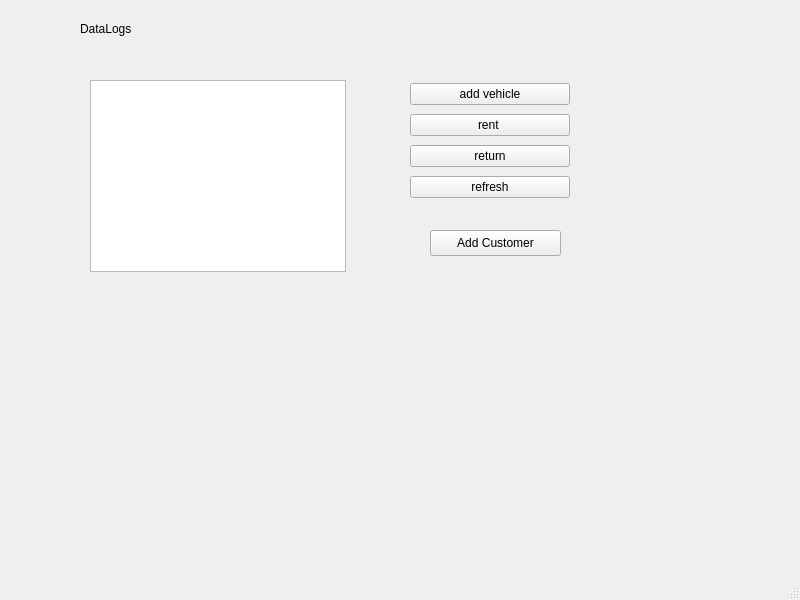
Before: the Qt Designer form mainwindow.ui in Larrikin47/VehicleManagementSystem, drawn with Qt 5.
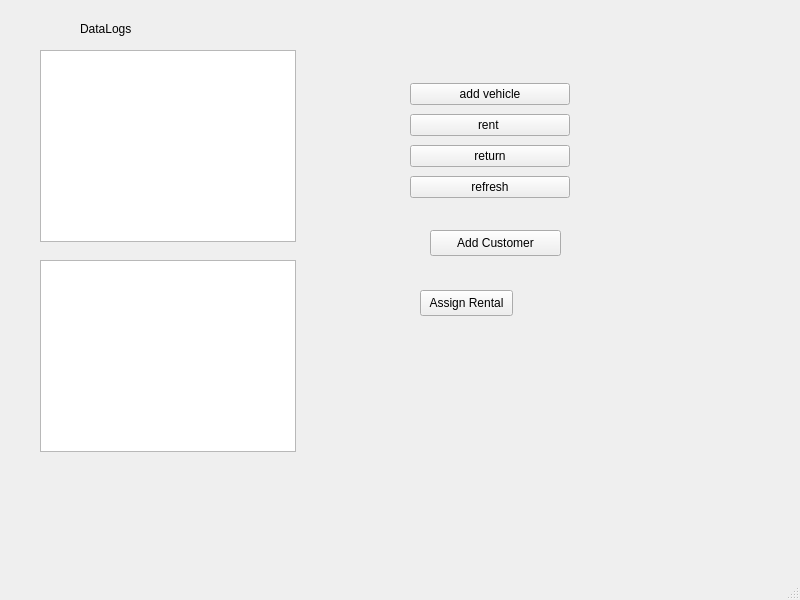
After: the same form once the commit is applied.

```diff
--- a/mainwindow.ui
+++ b/mainwindow.ui
@@ -17,8 +17,8 @@
    <widget class="QTableView" name="tableView">
     <property name="geometry">
      <rect>
-      <x>90</x>
-      <y>80</y>
+      <x>40</x>
+      <y>50</y>
       <width>256</width>
       <height>192</height>
      </rect>
@@ -90,6 +90,29 @@
      <string>Add Customer</string>
     </property>
    </widget>
+   <widget class="QTableView" name="rentalTableView">
+    <property name="geometry">
+     <rect>
+      <x>40</x>
+      <y>260</y>
+      <width>256</width>
+      <height>192</height>
+     </rect>
+    </property>
+   </widget>
+   <widget class="QPushButton" name="assignRentalButton">
+    <property name="geometry">
+     <rect>
+      <x>420</x>
+      <y>290</y>
+      <width>93</width>
+      <height>26</height>
+     </rect>
+    </property>
+    <property name="text">
+     <string>Assign Rental</string>
+    </property>
+   </widget>
   </widget>
   <widget class="QMenuBar" name="menubar">
    <property name="geometry">
```
